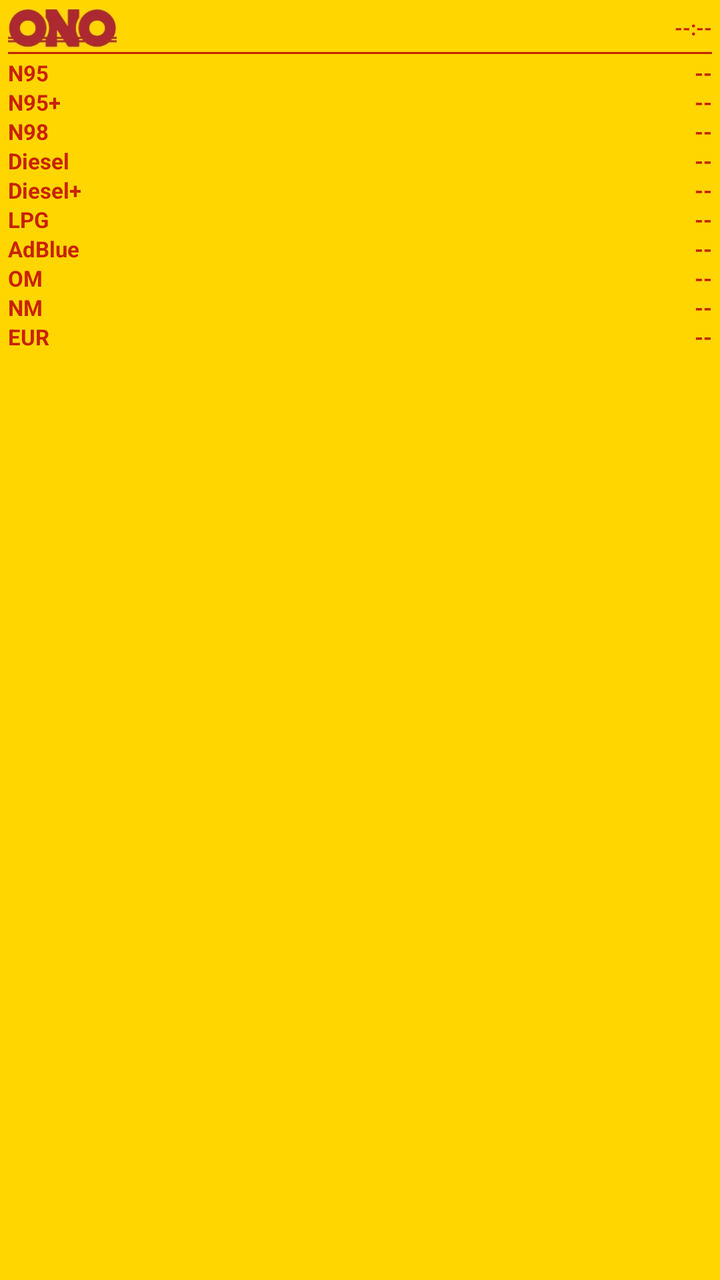
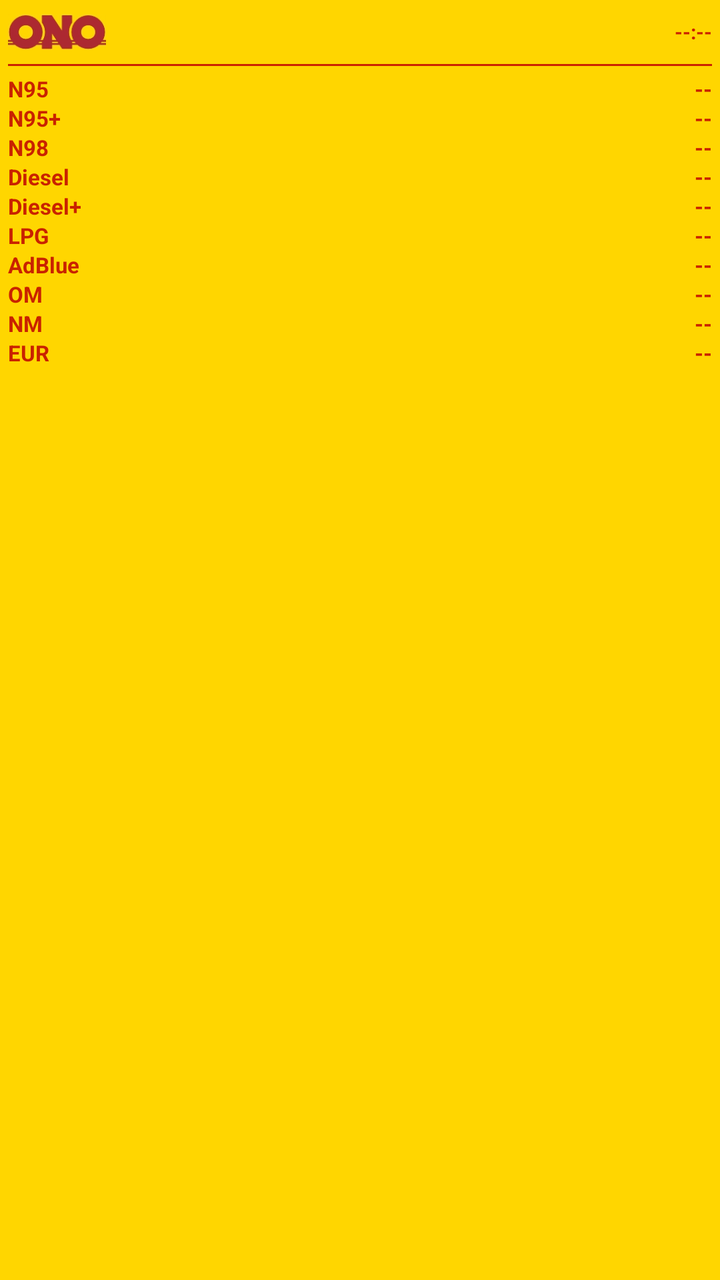

Before-and-after screenshots of an Android layout around one commit, followed by the original layout XML and the change that was made.
<!-- AndroidManifest.xml: application theme Theme.TankONOWidget -->
<!-- res/layout/widget_layout.xml -->
<?xml version="1.0" encoding="utf-8"?>

<LinearLayout xmlns:android="http://schemas.android.com/apk/res/android"
    android:id="@+id/widget_root"
    android:layout_width="match_parent"
    android:layout_height="match_parent"
    android:orientation="vertical"
    android:background="#FFD600"
    android:padding="4dp">

    
    <LinearLayout
        android:layout_width="match_parent"
        android:layout_height="wrap_content"
        android:orientation="horizontal"
        android:gravity="center_vertical">

        <ImageView
            android:layout_width="0dp"
            android:layout_height="20dp"
            android:layout_weight="1"
            android:src="@drawable/logo_text"
            android:scaleType="fitStart"
            android:adjustViewBounds="true"
            android:contentDescription="ONO text" />

        <TextView
            android:id="@+id/tv_time"
            android:layout_width="wrap_content"
            android:layout_height="wrap_content"
            android:text="--:--"
            android:textSize="10sp"
            android:textColor="#C92200"
            android:textStyle="bold" />

    </LinearLayout>

    
    <View
        android:layout_width="match_parent"
        android:layout_height="1dp"
        android:background="#C92200"
        android:layout_marginVertical="2dp" />

    
    <LinearLayout
        android:layout_width="match_parent"
        android:layout_height="wrap_content"
        android:orientation="vertical">

        
        <LinearLayout
            android:layout_width="match_parent"
            android:layout_height="wrap_content"
            android:orientation="horizontal"
            android:gravity="center_vertical">

            <TextView
                android:layout_width="0dp"
                android:layout_weight="1"
                android:layout_height="wrap_content"
                android:text="N95"
                android:textSize="11sp"
                android:textColor="#C92200"
                android:textStyle="bold"/>

            <ImageView
                android:id="@+id/tv_n95_trend"
                android:layout_width="12dp"
                android:layout_height="12dp"
                android:src="@drawable/ic_arrow_equal"/>

            <TextView
                android:id="@+id/tv_n95"
                android:layout_width="50dp"
                android:layout_height="wrap_content"
                android:text="--"
                android:textSize="11sp"
                android:textStyle="bold"
                android:gravity="end"
                android:textColor="#C92200"/>
        </LinearLayout>

        
        <LinearLayout
            android:layout_width="match_parent"
            android:layout_height="wrap_content"
            android:orientation="horizontal"
            android:gravity="center_vertical">

            <TextView
                android:layout_width="0dp"
                android:layout_weight="1"
                android:layout_height="wrap_content"
                android:text="N95+"
                android:textSize="11sp"
                android:textColor="#C92200"
                android:textStyle="bold"/>

            <ImageView
                android:id="@+id/tv_n95p_trend"
                android:layout_width="12dp"
                android:layout_height="12dp"
                android:src="@drawable/ic_arrow_equal"/>

            <TextView
                android:id="@+id/tv_n95p"
                android:layout_width="50dp"
                android:layout_height="wrap_content"
                android:text="--"
                android:textSize="11sp"
                android:textStyle="bold"
                android:gravity="end"
                android:textColor="#C92200"/>
        </LinearLayout>

        
        <LinearLayout
            android:layout_width="match_parent"
            android:layout_height="wrap_content"
            android:orientation="horizontal"
            android:gravity="center_vertical">

            <TextView
                android:layout_width="0dp"
                android:layout_weight="1"
                android:layout_height="wrap_content"
                android:text="N98"
                android:textSize="11sp"
                android:textColor="#C92200"
                android:textStyle="bold"/>

            <ImageView
                android:id="@+id/tv_n98_trend"
                android:layout_width="12dp"
                android:layout_height="12dp"
                android:src="@drawable/ic_arrow_equal"/>

            <TextView
                android:id="@+id/tv_n98"
                android:layout_width="50dp"
                android:layout_height="wrap_content"
                android:text="--"
                android:textSize="11sp"
                android:textStyle="bold"
                android:gravity="end"
                android:textColor="#C92200"/>
        </LinearLayout>

        
        <LinearLayout
            android:layout_width="match_parent"
            android:layout_height="wrap_content"
            android:orientation="horizontal"
            android:gravity="center_vertical">

            <TextView
                android:layout_width="0dp"
                android:layout_weight="1"
                android:layout_height="wrap_content"
                android:text="Diesel"
                android:textSize="11sp"
                android:textColor="#C92200"
                android:textStyle="bold"/>

            <ImageView
                android:id="@+id/tv_diesel_trend"
                android:layout_width="12dp"
                android:layout_height="12dp"
                android:src="@drawable/ic_arrow_equal"/>

            <TextView
                android:id="@+id/tv_diesel"
                android:layout_width="50dp"
                android:layout_height="wrap_content"
                android:text="--"
                android:textSize="11sp"
                android:textStyle="bold"
                android:gravity="end"
                android:textColor="#C92200"/>
        </LinearLayout>

        
        <LinearLayout
            android:layout_width="match_parent"
            android:layout_height="wrap_content"
            android:orientation="horizontal"
            android:gravity="center_vertical">

            <TextView
                android:layout_width="0dp"
                android:layout_weight="1"
                android:layout_height="wrap_content"
                android:text="Diesel+"
                android:textSize="11sp"
                android:textColor="#C92200"
                android:textStyle="bold"/>

            <ImageView
                android:id="@+id/tv_diesel_plus_trend"
                android:layout_width="12dp"
                android:layout_height="12dp"
                android:src="@drawable/ic_arrow_equal"/>

            <TextView
                android:id="@+id/tv_diesel_plus"
                android:layout_width="50dp"
                android:layout_height="wrap_content"
                android:text="--"
                android:textSize="11sp"
                android:textStyle="bold"
                android:gravity="end"
                android:textColor="#C92200"/>
        </LinearLayout>

        
        <LinearLayout
            android:layout_width="match_parent"
            android:layout_height="wrap_content"
            android:orientation="horizontal"
            android:gravity="center_vertical">

            <TextView
                android:layout_width="0dp"
                android:layout_weight="1"
                android:layout_height="wrap_content"
                android:text="LPG"
                android:textSize="11sp"
                android:textColor="#C92200"
                android:textStyle="bold"/>

            <ImageView
                android:id="@+id/tv_lpg_trend"
                android:layout_width="12dp"
                android:layout_height="12dp"
                android:src="@drawable/ic_arrow_equal"/>

            <TextView
                android:id="@+id/tv_lpg"
                android:layout_width="50dp"
                android:layout_height="wrap_content"
                android:text="--"
                android:textSize="11sp"
                android:textStyle="bold"
                android:gravity="end"
                android:textColor="#C92200"/>
        </LinearLayout>

        
        <LinearLayout
            android:layout_width="match_parent"
            android:layout_height="wrap_content"
            android:orientation="horizontal"
            android:gravity="center_vertical">

            <TextView
                android:layout_width="0dp"
                android:layout_weight="1"
                android:layout_height="wrap_content"
                android:text="AdBlue"
                android:textSize="11sp"
                android:textColor="#C92200"
                android:textStyle="bold"/>

            <ImageView
                android:id="@+id/tv_adblue_trend"
                android:layout_width="12dp"
                android:layout_height="12dp"
                android:src="@drawable/ic_arrow_equal"/>

            <TextView
                android:id="@+id/tv_adblue"
                android:layout_width="50dp"
                android:layout_height="wrap_content"
                android:text="--"
                android:textSize="11sp"
                android:textStyle="bold"
                android:gravity="end"
                android:textColor="#C92200"/>
        </LinearLayout>

        
        <LinearLayout
            android:layout_width="match_parent"
            android:layout_height="wrap_content"
            android:orientation="horizontal"
            android:gravity="center_vertical">

            <TextView
                android:layout_width="0dp"
                android:layout_weight="1"
                android:layout_height="wrap_content"
                android:text="OM"
                android:textSize="11sp"
                android:textColor="#C92200"
                android:textStyle="bold"/>

            <ImageView
                android:id="@+id/tv_om_trend"
                android:layout_width="12dp"
                android:layout_height="12dp"
                android:src="@drawable/ic_arrow_equal"/>

            <TextView
                android:id="@+id/tv_om"
                android:layout_width="50dp"
                android:layout_height="wrap_content"
                android:text="--"
                android:textSize="11sp"
                android:textStyle="bold"
                android:gravity="end"
                android:textColor="#C92200"/>
        </LinearLayout>

        
        <LinearLayout
            android:layout_width="match_parent"
            android:layout_height="wrap_content"
            android:orientation="horizontal"
            android:gravity="center_vertical">

            <TextView
                android:layout_width="0dp"
                android:layout_weight="1"
                android:layout_height="wrap_content"
                android:text="NM"
                android:textSize="11sp"
                android:textColor="#C92200"
                android:textStyle="bold"/>

            <ImageView
                android:id="@+id/tv_nm_trend"
                android:layout_width="12dp"
                android:layout_height="12dp"
                android:src="@drawable/ic_arrow_equal"/>

            <TextView
                android:id="@+id/tv_nm"
                android:layout_width="50dp"
                android:layout_height="wrap_content"
                android:text="--"
                android:textSize="11sp"
                android:textStyle="bold"
                android:gravity="end"
                android:textColor="#C92200"/>
        </LinearLayout>

        
        <LinearLayout
            android:layout_width="match_parent"
            android:layout_height="wrap_content"
            android:orientation="horizontal"
            android:gravity="center_vertical">

            <TextView
                android:layout_width="0dp"
                android:layout_weight="1"
                android:layout_height="wrap_content"
                android:text="EUR"
                android:textSize="11sp"
                android:textColor="#C92200"
                android:textStyle="bold"/>

            <ImageView
                android:id="@+id/tv_euro_trend"
                android:layout_width="12dp"
                android:layout_height="12dp"
                android:src="@drawable/ic_arrow_equal"/>

            <TextView
                android:id="@+id/tv_euro"
                android:layout_width="50dp"
                android:layout_height="wrap_content"
                android:text="--"
                android:textSize="11sp"
                android:textStyle="bold"
                android:gravity="end"
                android:textColor="#C92200"/>
        </LinearLayout>

    </LinearLayout>

</LinearLayout>
<!-- resources referenced by this layout -->
<resources>
  <!-- drawable ic_arrow_equal (drawable) -->
  <?xml version="1.0" encoding="utf-8"?>
  
  <vector xmlns:android="http://schemas.android.com/apk/res/android"
      android:width="24dp"
      android:height="24dp"
      android:viewportWidth="24"
      android:viewportHeight="24">
      <path
          android:fillColor="#FF9800"
          android:pathData="M5,10 L19,10 M5,14 L19,14"/>
  </vector>
  <!-- drawable logo_text: jpg bitmap (drawable-hdpi, 9158 bytes) -->
  <style name="Theme.TankONOWidget" parent="Theme.MaterialComponents.DayNight.NoActionBar">
          <item name="colorPrimary">@color/tankono_red</item>
          <item name="colorPrimaryVariant">@color/tankono_red</item>
          <item name="colorOnPrimary">@color/white</item>
          <item name="colorSecondary">@color/tankono_yellow</item>
          <item name="colorSecondaryVariant">@color/tankono_yellow</item>
          <item name="colorOnSecondary">@color/black</item>
          <item name="android:statusBarColor">@color/tankono_red</item>
      </style>
  <color name="tankono_red">#C92200</color>
  <color name="white">#FFFFFF</color>
  <color name="tankono_yellow">#FFD600</color>
  <color name="black">#000000</color>
</resources>

<!-- the commit's change to res/layout/widget_layout.xml (unified diff, before → after) -->
@@ -6,22 +6,21 @@
     android:layout_height="match_parent"
     android:orientation="vertical"
     android:background="#FFD600"
-    android:padding="4dp">
+    android:padding="@dimen/widget_padding">
 
     
     <LinearLayout
         android:layout_width="match_parent"
-        android:layout_height="wrap_content"
+        android:layout_height="@dimen/header_height"
         android:orientation="horizontal"
         android:gravity="center_vertical">
 
         <ImageView
             android:layout_width="0dp"
-            android:layout_height="20dp"
+            android:layout_height="@dimen/header_logo_height"
             android:layout_weight="1"
             android:src="@drawable/logo_text"
             android:scaleType="fitStart"
-            android:adjustViewBounds="true"
             android:contentDescription="ONO text" />
 
         <TextView
@@ -29,7 +28,7 @@
             android:layout_width="wrap_content"
             android:layout_height="wrap_content"
             android:text="--:--"
-            android:textSize="10sp"
+            android:textSize="@dimen/header_text_size"
             android:textColor="#C92200"
             android:textStyle="bold" />
 
@@ -38,9 +37,9 @@
     
     <View
         android:layout_width="match_parent"
-        android:layout_height="1dp"
+        android:layout_height="@dimen/divider_height"
         android:background="#C92200"
-        android:layout_marginVertical="2dp" />
+        android:layout_marginVertical="@dimen/divider_margin" />
 
     
     <LinearLayout
@@ -48,7 +47,6 @@
         android:layout_height="wrap_content"
         android:orientation="vertical">
 
-        
         <LinearLayout
             android:layout_width="match_parent"
             android:layout_height="wrap_content"
@@ -60,28 +58,27 @@
                 android:layout_weight="1"
                 android:layout_height="wrap_content"
                 android:text="N95"
-                android:textSize="11sp"
+                android:textSize="@dimen/price_text_size"
                 android:textColor="#C92200"
                 android:textStyle="bold"/>
 
             <ImageView
                 android:id="@+id/tv_n95_trend"
-                android:layout_width="12dp"
-                android:layout_height="12dp"
+                android:layout_width="@dimen/price_trend_size"
+                android:layout_height="@dimen/price_trend_size"
                 android:src="@drawable/ic_arrow_equal"/>
 
             <TextView
                 android:id="@+id/tv_n95"
-                android:layout_width="50dp"
-                android:layout_height="wrap_content"
-                android:text="--"
-                android:textSize="11sp"
-                android:textStyle="bold"
-                android:gravity="end"
-                android:textColor="#C92200"/>
-        </LinearLayout>
-
-        
+                android:layout_width="@dimen/price_value_width"
+                android:layout_height="wrap_content"
+                android:text="--"
+                android:textSize="@dimen/price_text_size"
+                android:textStyle="bold"
+                android:gravity="end"
+                android:textColor="#C92200"/>
+        </LinearLayout>
+
         <LinearLayout
             android:layout_width="match_parent"
             android:layout_height="wrap_content"
@@ -93,28 +90,27 @@
                 android:layout_weight="1"
                 android:layout_height="wrap_content"
                 android:text="N95+"
-                android:textSize="11sp"
+                android:textSize="@dimen/price_text_size"
                 android:textColor="#C92200"
                 android:textStyle="bold"/>
 
             <ImageView
                 android:id="@+id/tv_n95p_trend"
-                android:layout_width="12dp"
-                android:layout_height="12dp"
+                android:layout_width="@dimen/price_trend_size"
+                android:layout_height="@dimen/price_trend_size"
                 android:src="@drawable/ic_arrow_equal"/>
 
             <TextView
                 android:id="@+id/tv_n95p"
-                android:layout_width="50dp"
-                android:layout_height="wrap_content"
-                android:text="--"
-                android:textSize="11sp"
-                android:textStyle="bold"
-                android:gravity="end"
-                android:textColor="#C92200"/>
-        </LinearLayout>
-
-        
+                android:layout_width="@dimen/price_value_width"
+                android:layout_height="wrap_content"
+                android:text="--"
+                android:textSize="@dimen/price_text_size"
+                android:textStyle="bold"
+                android:gravity="end"
+                android:textColor="#C92200"/>
+        </LinearLayout>
+
         <LinearLayout
             android:layout_width="match_parent"
             android:layout_height="wrap_content"
@@ -126,28 +122,27 @@
                 android:layout_weight="1"
                 android:layout_height="wrap_content"
                 android:text="N98"
-                android:textSize="11sp"
+                android:textSize="@dimen/price_text_size"
                 android:textColor="#C92200"
                 android:textStyle="bold"/>
 
             <ImageView
                 android:id="@+id/tv_n98_trend"
-                android:layout_width="12dp"
-                android:layout_height="12dp"
+                android:layout_width="@dimen/price_trend_size"
+                android:layout_height="@dimen/price_trend_size"
                 android:src="@drawable/ic_arrow_equal"/>
 
             <TextView
                 android:id="@+id/tv_n98"
-                android:layout_width="50dp"
-                android:layout_height="wrap_content"
-                android:text="--"
-                android:textSize="11sp"
-                android:textStyle="bold"
-                android:gravity="end"
-                android:textColor="#C92200"/>
-        </LinearLayout>
-
-        
+                android:layout_width="@dimen/price_value_width"
+                android:layout_height="wrap_content"
+                android:text="--"
+                android:textSize="@dimen/price_text_size"
+                android:textStyle="bold"
+                android:gravity="end"
+                android:textColor="#C92200"/>
+        </LinearLayout>
+
         <LinearLayout
             android:layout_width="match_parent"
             android:layout_height="wrap_content"
@@ -159,28 +154,27 @@
                 android:layout_weight="1"
                 android:layout_height="wrap_content"
                 android:text="Diesel"
-                android:textSize="11sp"
+                android:textSize="@dimen/price_text_size"
                 android:textColor="#C92200"
                 android:textStyle="bold"/>
 
             <ImageView
                 android:id="@+id/tv_diesel_trend"
-                android:layout_width="12dp"
-                android:layout_height="12dp"
+                android:layout_width="@dimen/price_trend_size"
+                android:layout_height="@dimen/price_trend_size"
                 android:src="@drawable/ic_arrow_equal"/>
 
             <TextView
                 android:id="@+id/tv_diesel"
-                android:layout_width="50dp"
-                android:layout_height="wrap_content"
-                android:text="--"
-                android:textSize="11sp"
-                android:textStyle="bold"
-                android:gravity="end"
-                android:textColor="#C92200"/>
-        </LinearLayout>
-
-        
+                android:layout_width="@dimen/price_value_width"
+                android:layout_height="wrap_content"
+                android:text="--"
+                android:textSize="@dimen/price_text_size"
+                android:textStyle="bold"
+                android:gravity="end"
+                android:textColor="#C92200"/>
+        </LinearLayout>
+
         <LinearLayout
             android:layout_width="match_parent"
             android:layout_height="wrap_content"
@@ -192,28 +186,27 @@
                 android:layout_weight="1"
                 android:layout_height="wrap_content"
                 android:text="Diesel+"
-                android:textSize="11sp"
+                android:textSize="@dimen/price_text_size"
                 android:textColor="#C92200"
                 android:textStyle="bold"/>
 
             <ImageView
                 android:id="@+id/tv_diesel_plus_trend"
-                android:layout_width="12dp"
-                android:layout_height="12dp"
+                android:layout_width="@dimen/price_trend_size"
+                android:layout_height="@dimen/price_trend_size"
                 android:src="@drawable/ic_arrow_equal"/>
 
             <TextView
                 android:id="@+id/tv_diesel_plus"
-                android:layout_width="50dp"
-                android:layout_height="wrap_content"
-                android:text="--"
-                android:textSize="11sp"
-                android:textStyle="bold"
-                android:gravity="end"
-                android:textColor="#C92200"/>
-        </LinearLayout>
-
-        
+                android:layout_width="@dimen/price_value_width"
+                android:layout_height="wrap_content"
+                android:text="--"
+                android:textSize="@dimen/price_text_size"
+                android:textStyle="bold"
+                android:gravity="end"
+                android:textColor="#C92200"/>
+        </LinearLayout>
+
         <LinearLayout
             android:layout_width="match_parent"
             android:layout_height="wrap_content"
@@ -225,28 +218,27 @@
                 android:layout_weight="1"
                 android:layout_height="wrap_content"
                 android:text="LPG"
-                android:textSize="11sp"
+                android:textSize="@dimen/price_text_size"
                 android:textColor="#C92200"
                 android:textStyle="bold"/>
 
             <ImageView
                 android:id="@+id/tv_lpg_trend"
-                android:layout_width="12dp"
-                android:layout_height="12dp"
+                android:layout_width="@dimen/price_trend_size"
+                android:layout_height="@dimen/price_trend_size"
                 android:src="@drawable/ic_arrow_equal"/>
 
             <TextView
                 android:id="@+id/tv_lpg"
-                android:layout_width="50dp"
-                android:layout_height="wrap_content"
-                android:text="--"
-                android:textSize="11sp"
-                android:textStyle="bold"
-                android:gravity="end"
-                android:textColor="#C92200"/>
-        </LinearLayout>
-
-        
+                android:layout_width="@dimen/price_value_width"
+                android:layout_height="wrap_content"
+                android:text="--"
+                android:textSize="@dimen/price_text_size"
+                android:textStyle="bold"
+                android:gravity="end"
+                android:textColor="#C92200"/>
+        </LinearLayout>
+
         <LinearLayout
             android:layout_width="match_parent"
             android:layout_height="wrap_content"
@@ -258,28 +250,27 @@
                 android:layout_weight="1"
                 android:layout_height="wrap_content"
                 android:text="AdBlue"
-                android:textSize="11sp"
+                android:textSize="@dimen/price_text_size"
                 android:textColor="#C92200"
                 android:textStyle="bold"/>
 
             <ImageView
                 android:id="@+id/tv_adblue_trend"
-                android:layout_width="12dp"
-                android:layout_height="12dp"
+                android:layout_width="@dimen/price_trend_size"
+                android:layout_height="@dimen/price_trend_size"
                 android:src="@drawable/ic_arrow_equal"/>
 
             <TextView
                 android:id="@+id/tv_adblue"
-                android:layout_width="50dp"
-                android:layout_height="wrap_content"
-                android:text="--"
-                android:textSize="11sp"
-                android:textStyle="bold"
-                android:gravity="end"
-                android:textColor="#C92200"/>
-        </LinearLayout>
-
-        
+                android:layout_width="@dimen/price_value_width"
+                android:layout_height="wrap_content"
+                android:text="--"
+                android:textSize="@dimen/price_text_size"
+                android:textStyle="bold"
+                android:gravity="end"
+                android:textColor="#C92200"/>
+        </LinearLayout>
+
         <LinearLayout
             android:layout_width="match_parent"
             android:layout_height="wrap_content"
@@ -291,28 +282,27 @@
                 android:layout_weight="1"
                 android:layout_height="wrap_content"
                 android:text="OM"
-                android:textSize="11sp"
+                android:textSize="@dimen/price_text_size"
                 android:textColor="#C92200"
                 android:textStyle="bold"/>
 
             <ImageView
                 android:id="@+id/tv_om_trend"
-                android:layout_width="12dp"
-                android:layout_height="12dp"
+                android:layout_width="@dimen/price_trend_size"
+                android:layout_height="@dimen/price_trend_size"
                 android:src="@drawable/ic_arrow_equal"/>
 
             <TextView
                 android:id="@+id/tv_om"
-                android:layout_width="50dp"
-                android:layout_height="wrap_content"
-                android:text="--"
-                android:textSize="11sp"
-                android:textStyle="bold"
-                android:gravity="end"
-                android:textColor="#C92200"/>
-        </LinearLayout>
-
-        
+                android:layout_width="@dimen/price_value_width"
+                android:layout_height="wrap_content"
+                android:text="--"
+                android:textSize="@dimen/price_text_size"
+                android:textStyle="bold"
+                android:gravity="end"
+                android:textColor="#C92200"/>
+        </LinearLayout>
+
         <LinearLayout
             android:layout_width="match_parent"
             android:layout_height="wrap_content"
@@ -324,28 +314,27 @@
                 android:layout_weight="1"
                 android:layout_height="wrap_content"
                 android:text="NM"
-                android:textSize="11sp"
+                android:textSize="@dimen/price_text_size"
                 android:textColor="#C92200"
                 android:textStyle="bold"/>
 
             <ImageView
                 android:id="@+id/tv_nm_trend"
-                android:layout_width="12dp"
-                android:layout_height="12dp"
+                android:layout_width="@dimen/price_trend_size"
+                android:layout_height="@dimen/price_trend_size"
                 android:src="@drawable/ic_arrow_equal"/>
 
             <TextView
                 android:id="@+id/tv_nm"
-                android:layout_width="50dp"
-                android:layout_height="wrap_content"
-                android:text="--"
-                android:textSize="11sp"
-                android:textStyle="bold"
-                android:gravity="end"
-                android:textColor="#C92200"/>
-        </LinearLayout>
-
-        
+                android:layout_width="@dimen/price_value_width"
+                android:layout_height="wrap_content"
+                android:text="--"
+                android:textSize="@dimen/price_text_size"
+                android:textStyle="bold"
+                android:gravity="end"
+                android:textColor="#C92200"/>
+        </LinearLayout>
+
         <LinearLayout
             android:layout_width="match_parent"
             android:layout_height="wrap_content"
@@ -357,22 +346,22 @@
                 android:layout_weight="1"
                 android:layout_height="wrap_content"
                 android:text="EUR"
-                android:textSize="11sp"
+                android:textSize="@dimen/price_text_size"
                 android:textColor="#C92200"
                 android:textStyle="bold"/>
 
             <ImageView
                 android:id="@+id/tv_euro_trend"
-                android:layout_width="12dp"
-                android:layout_height="12dp"
+                android:layout_width="@dimen/price_trend_size"
+                android:layout_height="@dimen/price_trend_size"
                 android:src="@drawable/ic_arrow_equal"/>
 
             <TextView
                 android:id="@+id/tv_euro"
-                android:layout_width="50dp"
-                android:layout_height="wrap_content"
-                android:text="--"
-                android:textSize="11sp"
+                android:layout_width="@dimen/price_value_width"
+                android:layout_height="wrap_content"
+                android:text="--"
+                android:textSize="@dimen/price_text_size"
                 android:textStyle="bold"
                 android:gravity="end"
                 android:textColor="#C92200"/>
<!-- resource entries referenced after the edit -->
@@ -1,5 +1,14 @@
 <!-- resources referenced by this layout -->
 <resources>
+  <dimen name="divider_height">1dp</dimen>
+  <dimen name="divider_margin">4dp</dimen>
+  <dimen name="header_height">24dp</dimen>
+  <dimen name="header_logo_height">18dp</dimen>
+  <dimen name="header_text_size">10sp</dimen>
+  <dimen name="price_text_size">11sp</dimen>
+  <dimen name="price_trend_size">12dp</dimen>
+  <dimen name="price_value_width">50dp</dimen>
+  <dimen name="widget_padding">4dp</dimen>
   <!-- drawable ic_arrow_equal (drawable) -->
   <?xml version="1.0" encoding="utf-8"?>
   
